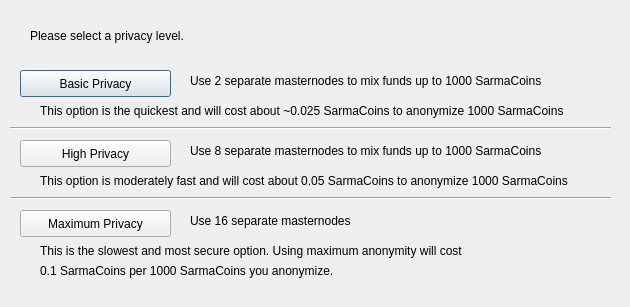
The window that src/qt/forms/darksendconfig.ui (inkvisit/sarmacoins) describes before a commit, drawn with Qt 5.
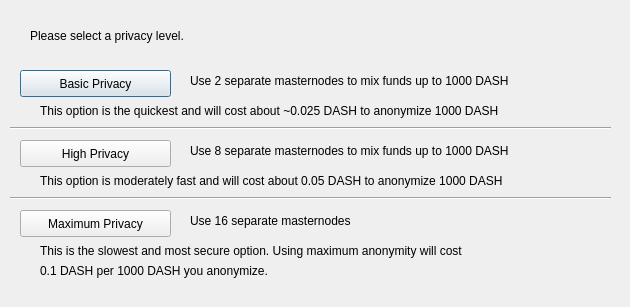
The same window after the commit.

Commit message:
Revert "Dash to Sarma"
This reverts commit 12c1ffce4ca6d158cc561537d4b3599066e9cacc.

Diff of the .ui file:
```diff
--- a/src/qt/forms/darksendconfig.ui
+++ b/src/qt/forms/darksendconfig.ui
@@ -75,7 +75,7 @@
     </rect>
    </property>
    <property name="text">
-    <string>Use 2 separate masternodes to mix funds up to 1000 SarmaCoins</string>
+    <string>Use 2 separate masternodes to mix funds up to 1000 DASH</string>
    </property>
   </widget>
   <widget class="QLabel" name="label_3">
@@ -88,7 +88,7 @@
     </rect>
    </property>
    <property name="text">
-    <string>Use 8 separate masternodes to mix funds up to 1000 SarmaCoins</string>
+    <string>Use 8 separate masternodes to mix funds up to 1000 DASH</string>
    </property>
   </widget>
   <widget class="QLabel" name="label_4">
@@ -114,7 +114,7 @@
     </rect>
    </property>
    <property name="text">
-    <string>This option is the quickest and will cost about ~0.025 SarmaCoins to anonymize 1000 SarmaCoins</string>
+    <string>This option is the quickest and will cost about ~0.025 DASH to anonymize 1000 DASH</string>
    </property>
   </widget>
   <widget class="QLabel" name="label_7">
@@ -127,7 +127,7 @@
     </rect>
    </property>
    <property name="text">
-    <string>This option is moderately fast and will cost about 0.05 SarmaCoins to anonymize 1000 SarmaCoins</string>
+    <string>This option is moderately fast and will cost about 0.05 DASH to anonymize 1000 DASH</string>
    </property>
   </widget>
   <widget class="QLabel" name="label_8">
@@ -153,7 +153,7 @@
     </rect>
    </property>
    <property name="text">
-    <string>0.1 SarmaCoins per 1000 SarmaCoins you anonymize.</string>
+    <string>0.1 DASH per 1000 DASH you anonymize.</string>
    </property>
   </widget>
   <widget class="Line" name="line">
```
The commit also changes 247 other files.
